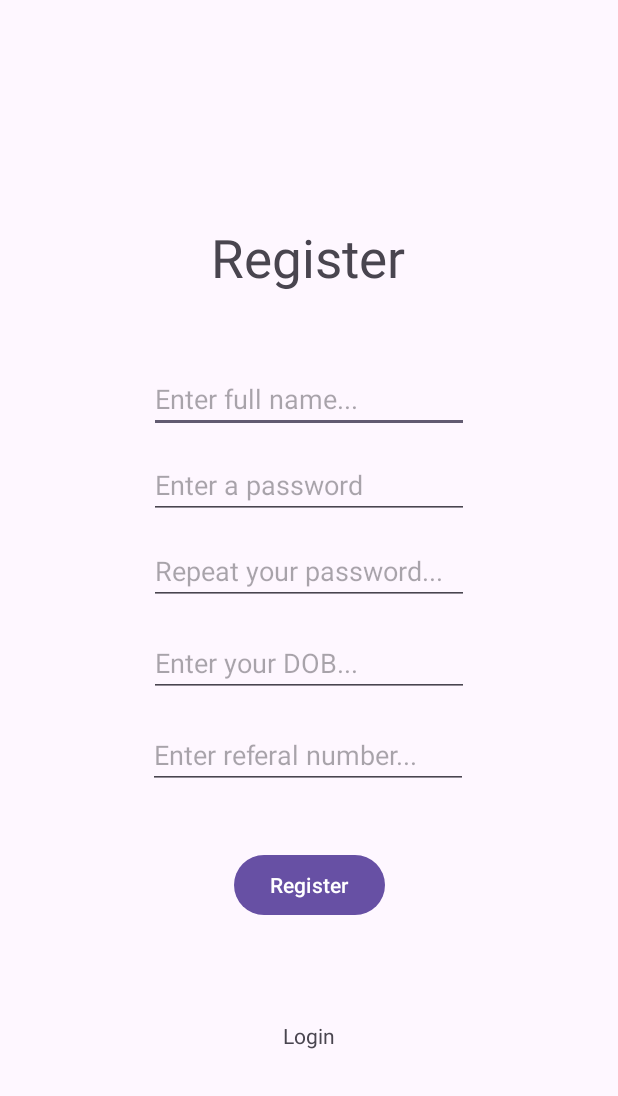
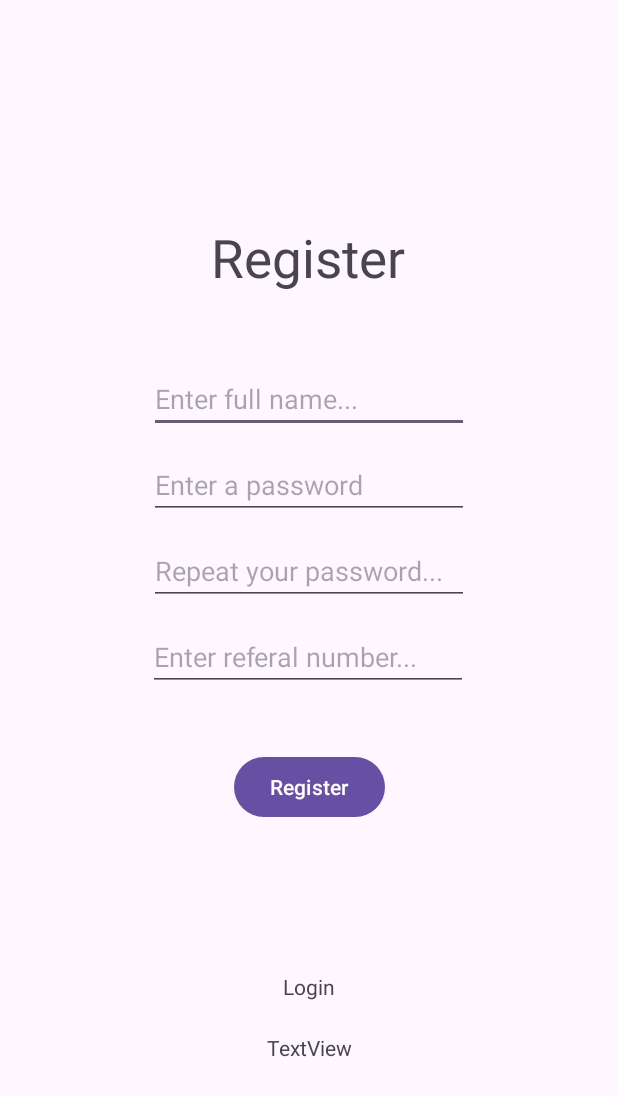
Before and after one commit to rowan3297/HospitalAdminApp, an Android app: the RegisterActivity screen opened directly, with no data from a screen before it, after a tap on "Register", on a phone screen of 412 x 824 dp. Shown: the top 1096 px of the screen. Run offline under Robolectric (Android 15) with nearby library versions, the phone set to English and light mode, and no system bars.

```diff
--- a/app/src/main/java/com/example/hospitaladminapp/RegisterActivity.java
+++ b/app/src/main/java/com/example/hospitaladminapp/RegisterActivity.java
@@ -7,9 +7,11 @@ import android.util.Log;
 import android.view.View;
 import android.widget.Button;
 import android.widget.EditText;
+import android.widget.TextView;
 import android.widget.Toast;
 
 import androidx.activity.EdgeToEdge;
+import androidx.annotation.NonNull;
 import androidx.appcompat.app.AppCompatActivity;
 import androidx.core.graphics.Insets;
 import androidx.core.view.ViewCompat;
@@ -17,6 +19,7 @@ import androidx.core.view.WindowInsetsCompat;
 
 import java.security.SecureRandom;
 import java.security.spec.KeySpec;
+import java.util.Arrays;
 import java.util.Base64;
 
 import javax.crypto.SecretKeyFactory;
@@ -24,9 +27,10 @@ import javax.crypto.spec.PBEKeySpec;
 
 public class RegisterActivity extends AppCompatActivity {
 
-    EditText fullnameEditText, passwordEditText, dobEditText,rPasswordEditText, refnumEditText;
+    EditText fullnameEditText, passwordEditText,rPasswordEditText, refnumEditText;
     DBHandler dbHandler;
     Button register;
+    TextView test;
 
     @Override
     protected void onCreate(Bundle savedInstanceState) {
@@ -39,24 +43,14 @@ public class RegisterActivity extends AppCompatActivity {
             return insets;
         });
 
-        fullnameEditText = findViewById(R.id.nameInputField);
-        passwordEditText = findViewById(R.id.passwordInputField);
-        rPasswordEditText = findViewById(R.id.rPasswordInputField);
-        refnumEditText = findViewById(R.id.refnumInputField);
-        dobEditText = findViewById(R.id.dobInputField);
+        dbHandler = new DBHandler(this);
 
+        test = findViewById(R.id.loginTestRegister);
 
-
-        String fullname = fullnameEditText.getText().toString().trim();
-        String password = passwordEditText.getText().toString().trim();
-        String rPassword = rPasswordEditText.getText().toString().trim();
-        String stringDob = dobEditText.getText().toString().trim();
-        Integer dob = Integer.parseInt(stringDob);
-        String refnum = refnumEditText.getText().toString().trim();
-        Integer ref = Integer.parseInt(refnum);
-
-        String hashedPassword = hashPassword(password);
-        String hashedRPassword = hashPassword(rPassword);
+        EditText fullnameEditText = findViewById(R.id.nameInputField);
+        EditText passwordEditText = findViewById(R.id.passwordInputField);
+        EditText rPasswordEditText = findViewById(R.id.rPasswordInputField);
+        EditText refnumEditText = findViewById(R.id.refnumInputField);
 
         register = findViewById(R.id.registerButton);
 
@@ -64,44 +58,56 @@ public class RegisterActivity extends AppCompatActivity {
         register.setOnClickListener(new View.OnClickListener() {
             @Override
             public void onClick(View v) {
+
+                //Gather inputs
+                String fullname = fullnameEditText.getText().toString().trim();
+                String password = passwordEditText.getText().toString().trim();
+                String rPassword = rPasswordEditText.getText().toString().trim();
+                String refnum = refnumEditText.getText().toString().trim();
+
                 //Validate inputs
-                if (validateInput(fullname, hashedPassword, dob) && hashedPassword == hashedRPassword) {
+                if (validateInput(fullname, password,refnum) && password.equals(rPassword)) {
+                    int ref = Integer.parseInt(refnum);
+
+                    byte[] salt = getBytes();
+                    //Hash the password
+                    String hashedPassword = hashPassword(password,salt);
 
                     //Check if user exists
-                    if (dbHandler.userExists(fullname, dob)) {
-                        Toast.makeText(RegisterActivity.this, "User already exists", Toast.LENGTH_SHORT).show();
-                    } else {
+                    if (!dbHandler.userExists(fullname)) {
 
-                        //If user doesnt exist, add them to the database
-                        int userID = Math.toIntExact(dbHandler.addUser(fullname, hashedPassword, dob, ref));
-                        Toast.makeText(RegisterActivity.this, "User added", Toast.LENGTH_SHORT).show();
+                        Toast.makeText(RegisterActivity.this, Arrays.toString(salt), Toast.LENGTH_SHORT).show();
+                        Log.d("SECURE_LOGIN", "Password hashing failed"+ salt);
 
+                        int userID = Math.toIntExact(dbHandler.addUser(fullname, hashedPassword, ref,salt));
                         //Reference can be given by the hospital to ensure only valid people sign up
-                        if (ref > 10000) {
-                            Intent i = new Intent(RegisterActivity.this, UserDashboardActivity.class);
-                            i.putExtra("id",userID);
-                            startActivity(i);
+                        Intent i = new Intent(RegisterActivity.this, UserDashboardActivity.class);
+                        i.putExtra("id",userID);
+                        if (ref > 1000) {
+                            i.putExtra("access","doctor");
                         } else {
-                            startActivity(new Intent(RegisterActivity.this, UserDashboardActivity.class));
+                            i.putExtra("access","patient");
                         }
+                        startActivity(i);
+                    }else {
+                        Toast.makeText(RegisterActivity.this, "Account exists", Toast.LENGTH_SHORT).show();
                     }
+
+                } else {
+                    Toast.makeText(RegisterActivity.this, "Invalid Input" , Toast.LENGTH_LONG).show();
                 }
             }
         });
 
     }
 
-    private boolean validateInput(String fullname, String password, Integer dob) {
-        // Check if any field is emp
-        return !fullname.isEmpty() && !password.isEmpty() && !String.valueOf(dob).isEmpty() &&
+    private boolean validateInput(String fullname, String password, String refnum) {
+        // Check if any field is empty
+        return !fullname.isEmpty() && !password.isEmpty() && !refnum.isEmpty() &&
                 password.matches("^(?=.*[0-9])(?=.*[A-Z])(?=.*[a-z]).{8,}$"); // Password must meet criteria
     }
-    private String hashPassword(String password) {
+    private String hashPassword(String password, byte[] salt) {
         try {
-            // Generate a random salt
-            byte[] salt = new byte[16];
-            SecureRandom random = new SecureRandom();
-            random.nextBytes(salt);
 
             // Specify the key specifications for PBKDF2
             KeySpec spec = new PBEKeySpec(password.toCharArray(), salt, 65536, 256);
@@ -122,6 +128,13 @@ public class RegisterActivity extends AppCompatActivity {
         return password;
     }
 
+    private static byte[] getBytes() {
+        byte[] salt = new byte[16];
+        SecureRandom random = new SecureRandom();
+        random.nextBytes(salt);
+        return salt;
+    }
+
     public void login(View v) {
         startActivity(new Intent(this, MainActivity.class));
     }
--- a/app/src/main/res/layout/activity_register.xml
+++ b/app/src/main/res/layout/activity_register.xml
@@ -59,14 +59,14 @@
         android:id="@+id/refnumInputField"
         android:layout_width="wrap_content"
         android:layout_height="wrap_content"
-        android:layout_marginTop="16dp"
+        android:layout_marginTop="12dp"
         android:ems="10"
         android:hint="Enter referal number..."
         android:inputType="number"
         app:layout_constraintEnd_toEndOf="parent"
         app:layout_constraintHorizontal_bias="0.497"
         app:layout_constraintStart_toStartOf="parent"
-        app:layout_constraintTop_toBottomOf="@+id/dobInputField" />
+        app:layout_constraintTop_toBottomOf="@+id/rPasswordInputField" />
 
     <Button
         android:id="@+id/registerButton"
@@ -90,15 +90,13 @@
         app:layout_constraintStart_toStartOf="parent"
         app:layout_constraintTop_toBottomOf="@+id/registerButton" />
 
-    <EditText
-        android:id="@+id/dobInputField"
+    <TextView
+        android:id="@+id/loginTestRegister"
         android:layout_width="wrap_content"
         android:layout_height="wrap_content"
-        android:layout_marginTop="16dp"
-        android:ems="10"
-        android:hint="Enter your DOB..."
-        android:inputType="date"
+        android:layout_marginTop="21dp"
+        android:text="TextView"
         app:layout_constraintEnd_toEndOf="parent"
         app:layout_constraintStart_toStartOf="parent"
-        app:layout_constraintTop_toBottomOf="@+id/rPasswordInputField" />
+        app:layout_constraintTop_toBottomOf="@+id/textView5" />
 </androidx.constraintlayout.widget.ConstraintLayout>
```
Also changed, not shown: app/src/main/java/com/example/hospitaladminapp/DBHandler.java (+55 -37 lines), app/src/main/java/com/example/hospitaladminapp/MainActivity.java (+27 -20 lines), app/src/main/java/com/example/hospitaladminapp/RSADecryption.java (added, +18 -0 lines), app/src/main/java/com/example/hospitaladminapp/RSAEncryption.java (added, +24 -0 lines), app/src/main/res/layout/activity_main.xml (+2 -15 lines).
